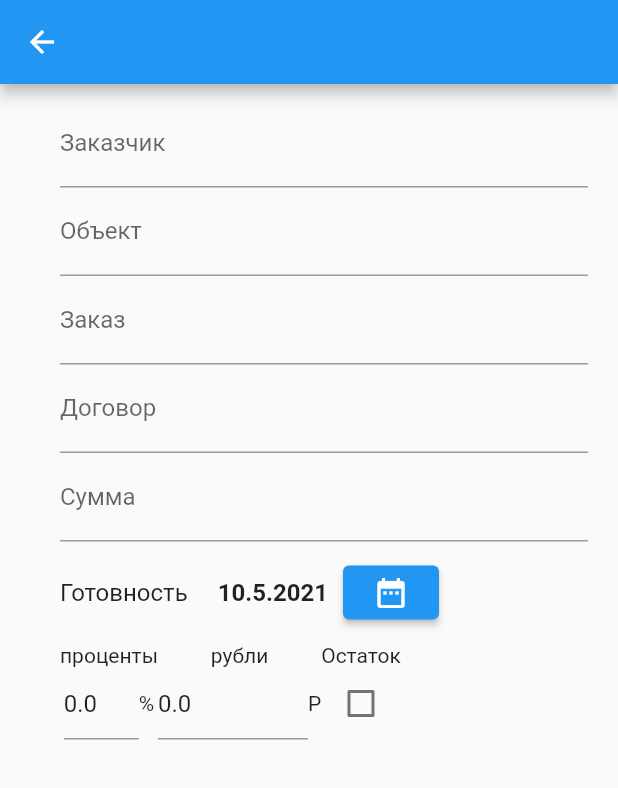
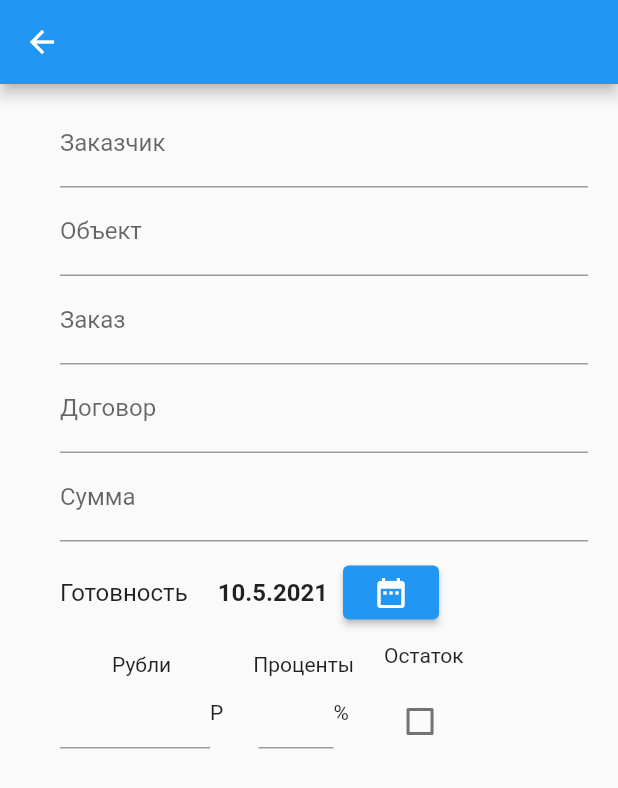
Before and after one commit to TimurKarev/four_one, a Flutter app: the CreateEntryWidget screen opened by its route, on a phone screen of 412 x 824 dp. Shown: the top 788 px of the screen. Run offline on Flutter 3.47's test engine with Material 2 defaults, Android fonts, the phone set to English and light mode, and no system bars; our stand-ins replace flutter_riverpod, state_notifier, velocity_x.

Commit message:
payment in progress

```diff
--- a/lib/four_one/models/payment_edit_widget_model.dart
+++ b/lib/four_one/models/payment_edit_widget_model.dart
@@ -1,15 +1,20 @@
+import 'package:flutter/cupertino.dart';
 import 'package:flutter_riverpod/flutter_riverpod.dart';
-import 'package:four_one/four_one/ui/pay_schedule/cash_payment_textform.dart';
 import 'package:four_one/four_one/ui/pay_schedule/percentage_payment_textform.dart';
 import 'package:four_one/four_one/ui/pay_schedule/residual_checkbox.dart';
 
-final paymentEditWidgetModelProvider = Provider((ref) => PaymentEditWidgetModel(ref.read));
+final paymentEditWidgetModelProvider =
+    Provider((ref) => PaymentEditWidgetModel(ref.read));
 
 class PaymentEditWidgetModel {
   final reader;
 
-  double percentage = 0.0;
-  double cash = 0.0;
+  TextEditingController cashTextEditCtrl = TextEditingController();
+  TextEditingController percentageTextEditCtrl = TextEditingController();
+
+  double _residualSum = 1000000.0;
+  double _percentage = 0.0;
+  double _cash = 0.0;
 
   bool _checkBoxValue = false;
 
@@ -17,7 +22,7 @@ class PaymentEditWidgetModel {
 
   bool get checkBoxValue => _checkBoxValue;
 
-  void setNewCheckboxValue(bool newValue){
+  void setNewCheckboxValue(bool newValue) {
     _checkBoxValue = newValue;
     if (_checkBoxValue) {
       _calculatePercentage();
@@ -27,19 +32,16 @@ class PaymentEditWidgetModel {
   }
 
   void _calculatePercentage() {
-    percentage = 100.0;
-    reader(percentagePaymentTextFormProvider).update();
+    percentageTextEditCtrl.text = '100';
   }
 
   void _calculateCash() {
-    cash = 1000000.0;
-    reader(cashPaymentTextFormProvider).update();
+    cashTextEditCtrl.text = '1000000';
   }
 
-
-  void onHandPayment(String str){
-    print(str);
-    if (_checkBoxValue){
+  void onHandPayment() {
+    //print(str);
+    if (_checkBoxValue) {
       setNewCheckboxValue(false);
     }
   }
--- a/lib/four_one/ui/pay_schedule/cash_payment_textform.dart
+++ b/lib/four_one/ui/pay_schedule/cash_payment_textform.dart
@@ -1,47 +1,56 @@
-import 'package:flutter/foundation.dart';
 import 'package:flutter/material.dart';
 import 'package:flutter_riverpod/flutter_riverpod.dart';
 import 'package:four_one/four_one/models/payment_edit_widget_model.dart';
-import 'package:four_one/four_one/ui/pay_schedule/residual_checkbox.dart';
 
-final cashPaymentTextFormProvider =
-ChangeNotifierProvider((ref) => CashPaymentTextFormNotifier());
-
-class CashPaymentTextFormNotifier extends ChangeNotifier {
-  void update() {
-    notifyListeners();
-  }
+enum PaymentTextFormType {
+  percentage,
+  cash,
 }
 
-class CashPaymentTextForm extends StatefulWidget {
-  CashPaymentTextForm({Key? key}) : super(key: key);
+class PaymentTextForm extends StatelessWidget {
+  final double formWidth;
+  final String headerText;
+  final String postfixText;
+  final PaymentTextFormType type;
 
-  @override
-  _CashPaymentTextFormState createState() =>
-      _CashPaymentTextFormState();
+  const PaymentTextForm(
+      {Key? key,
+      required this.headerText,
+      required this.postfixText,
+      required this.type,
+      required this.formWidth})
+      : super(key: key);
+
+  factory PaymentTextForm.cash() {
+    return PaymentTextForm(
+      headerText: 'Рубли',
+      postfixText: 'P',
+      type: PaymentTextFormType.cash,
+      formWidth: 100.0,
+    );
   }
 
-class _CashPaymentTextFormState extends State<CashPaymentTextForm> {
-  final TextEditingController _controller = TextEditingController();
+  factory PaymentTextForm.percentage() {
+    return PaymentTextForm(
+      headerText: 'Проценты',
+      postfixText: '%',
+      type: PaymentTextFormType.percentage,
+      formWidth: 50.0,
+    );
+  }
 
   @override
   Widget build(BuildContext context) {
     final readProvider = context.read(paymentEditWidgetModelProvider);
-    _controller.text = readProvider.cash.toString();
 
-    return ProviderListener(
-      provider: residualCheckboxProvider,
-      onChange: (BuildContext context, ResidualCheckboxNotifier _) {
-        _controller.text = readProvider.cash.toString();
-      },
-      child: Container(
+    return Container(
       child: Column(
         children: [
-            Text('рубли'),
+          Text(headerText),
           Row(
             children: [
               SizedBox(
-                  width: 100.0,
+                width: formWidth,
                 child: Focus(
                   onFocusChange: (bool focus) {
                     if (!focus) {
@@ -49,11 +58,9 @@ class _CashPaymentTextFormState extends State<CashPaymentTextForm> {
                     }
                   },
                   child: TextFormField(
-                      controller: _controller,
+                    controller: _getControllerByType(readProvider),
                     onChanged: (String? str) {
-                        // readProvider.cash =
-                        //     double.parse(_controller.text);
-                        readProvider.onHandPayment(_controller.text);
+                      readProvider.onHandPayment();
                     },
                     onEditingComplete: () {
                       // TODO: сделать возможным ввод запятой
@@ -62,16 +69,24 @@ class _CashPaymentTextFormState extends State<CashPaymentTextForm> {
                   ),
                 ),
               ),
-                Text('Р'),
+              Text(postfixText),
             ],
           ),
         ],
-        ),
       ),
     );
   }
 
   void _saveValue(final read) {
-    read.cash = double.parse(_controller.text);
+    //read.cash = double.parse(_controller.text);
+  }
+
+  TextEditingController _getControllerByType(
+      PaymentEditWidgetModel readProvider) {
+    if (type == PaymentTextFormType.cash) {
+      return readProvider.cashTextEditCtrl;
+    } else {
+      return readProvider.percentageTextEditCtrl;
     }
   }
+}
--- a/lib/four_one/ui/pay_schedule/payment_edit_widget.dart
+++ b/lib/four_one/ui/pay_schedule/payment_edit_widget.dart
@@ -1,6 +1,5 @@
 import 'package:flutter/material.dart';
 import 'package:four_one/four_one/ui/pay_schedule/cash_payment_textform.dart';
-import 'package:four_one/four_one/ui/pay_schedule/percentage_payment_textform.dart';
 import 'package:four_one/four_one/ui/pay_schedule/residual_checkbox.dart';
 
 class PaymentEditWidget extends StatelessWidget {
@@ -13,8 +12,10 @@ class PaymentEditWidget extends StatelessWidget {
     return Container(
       child: Row(
         children: [
-          PercentagePaymentTextForm(),
-          CashPaymentTextForm(),
+          PaymentTextForm.cash(),
+          SizedBox(width: 20.0),
+          PaymentTextForm.percentage(),
+          SizedBox(width: 20.0),
           ResidualCheckbox(),
         ],
       ),
--- a/lib/four_one/ui/pay_schedule/percentage_payment_textform.dart
+++ b/lib/four_one/ui/pay_schedule/percentage_payment_textform.dart
@@ -1,75 +1,75 @@
-import 'package:flutter/foundation.dart';
-import 'package:flutter/material.dart';
-import 'package:flutter_riverpod/flutter_riverpod.dart';
-import 'package:four_one/four_one/models/payment_edit_widget_model.dart';
-import 'package:four_one/four_one/ui/pay_schedule/residual_checkbox.dart';
-
-final percentagePaymentTextFormProvider =
-    ChangeNotifierProvider((ref) => PercentagePaymentTextFormNotifier());
-
-class PercentagePaymentTextFormNotifier extends ChangeNotifier {
-  void update() {
-    notifyListeners();
-  }
-}
-
-class PercentagePaymentTextForm extends StatefulWidget {
-  PercentagePaymentTextForm({Key? key}) : super(key: key);
-
-  @override
-  _PercentagePaymentTextFormState createState() =>
-      _PercentagePaymentTextFormState();
-}
-
-class _PercentagePaymentTextFormState extends State<PercentagePaymentTextForm> {
-  final TextEditingController _controller = TextEditingController();
-
-  @override
-  Widget build(BuildContext context) {
-    final readProvider = context.read(paymentEditWidgetModelProvider);
-    _controller.text = readProvider.percentage.toString();
-
-    return ProviderListener(
-      provider: residualCheckboxProvider,
-      onChange: (BuildContext context, ResidualCheckboxNotifier _) {
-        _controller.text = readProvider.percentage.toString();
-      },
-      child: Container(
-        child: Column(
-          children: [
-            Text('проценты'),
-            Row(
-              children: [
-                SizedBox(
-                  width: 50.0,
-                  child: Focus(
-                    onFocusChange: (bool focus) {
-                      if (!focus) {
-                        _saveValue(readProvider);
-                      }
-                    },
-                    child: TextFormField(
-                      controller: _controller,
-                      onChanged: (String? str) {
-                        readProvider.onHandPayment(_controller.text);
-                      },
-                      onEditingComplete: () {
-                        // TODO: сделать возможным ввод запятой
-                        _saveValue(readProvider);
-                      },
-                    ),
-                  ),
-                ),
-                Text('%'),
-              ],
-            ),
-          ],
-        ),
-      ),
-    );
-  }
-
-  void _saveValue(final read) {
-    read.percentage = double.parse(_controller.text);
-  }
-}
+// import 'package:flutter/foundation.dart';
+// import 'package:flutter/material.dart';
+// import 'package:flutter_riverpod/flutter_riverpod.dart';
+// import 'package:four_one/four_one/models/payment_edit_widget_model.dart';
+// import 'package:four_one/four_one/ui/pay_schedule/residual_checkbox.dart';
+//
+// final percentagePaymentTextFormProvider =
+//     ChangeNotifierProvider((ref) => PercentagePaymentTextFormNotifier());
+//
+// class PercentagePaymentTextFormNotifier extends ChangeNotifier {
+//   void update() {
+//     notifyListeners();
+//   }
+// }
+//
+// class PercentagePaymentTextForm extends StatefulWidget {
+//   PercentagePaymentTextForm({Key? key}) : super(key: key);
+//
+//   @override
+//   _PercentagePaymentTextFormState createState() =>
+//       _PercentagePaymentTextFormState();
+// }
+//
+// class _PercentagePaymentTextFormState extends State<PercentagePaymentTextForm> {
+//   final TextEditingController _controller = TextEditingController();
+//
+//   @override
+//   Widget build(BuildContext context) {
+//     final readProvider = context.read(paymentEditWidgetModelProvider);
+//     _controller.text = readProvider.percentage.toString();
+//
+//     return ProviderListener(
+//       provider: residualCheckboxProvider,
+//       onChange: (BuildContext context, ResidualCheckboxNotifier _) {
+//         _controller.text = readProvider.percentage.toString();
+//       },
+//       child: Container(
+//         child: Column(
+//           children: [
+//             Text('проценты'),
+//             Row(
+//               children: [
+//                 SizedBox(
+//                   width: 50.0,
+//                   child: Focus(
+//                     onFocusChange: (bool focus) {
+//                       if (!focus) {
+//                         _saveValue(readProvider);
+//                       }
+//                     },
+//                     child: TextFormField(
+//                       controller: _controller,
+//                       onChanged: (String? str) {
+//                         readProvider.onHandPayment();
+//                       },
+//                       onEditingComplete: () {
+//                         // TODO: сделать возможным ввод запятой
+//                         _saveValue(readProvider);
+//                       },
+//                     ),
+//                   ),
+//                 ),
+//                 Text('%'),
+//               ],
+//             ),
+//           ],
+//         ),
+//       ),
+//     );
+//   }
+//
+//   void _saveValue(final read) {
+//     read.percentage = double.parse(_controller.text);
+//   }
+// }
--- a/lib/four_one/ui/pay_schedule/residual_checkbox.dart
+++ b/lib/four_one/ui/pay_schedule/residual_checkbox.dart
@@ -24,8 +24,11 @@ class ResidualCheckbox extends ConsumerWidget {
 
     return Container(
       child: Column(
+        crossAxisAlignment: CrossAxisAlignment.start,
+        //mainAxisAlignment: MainAxisAlignment.spaceAround,
         children: [
           Text('Остаток'),
+          SizedBox(height: 12.0),
           Checkbox(
               value: value,
               onChanged: (bool? newValue) {
```
Lines whose indentation alone changed are shown as unchanged.
